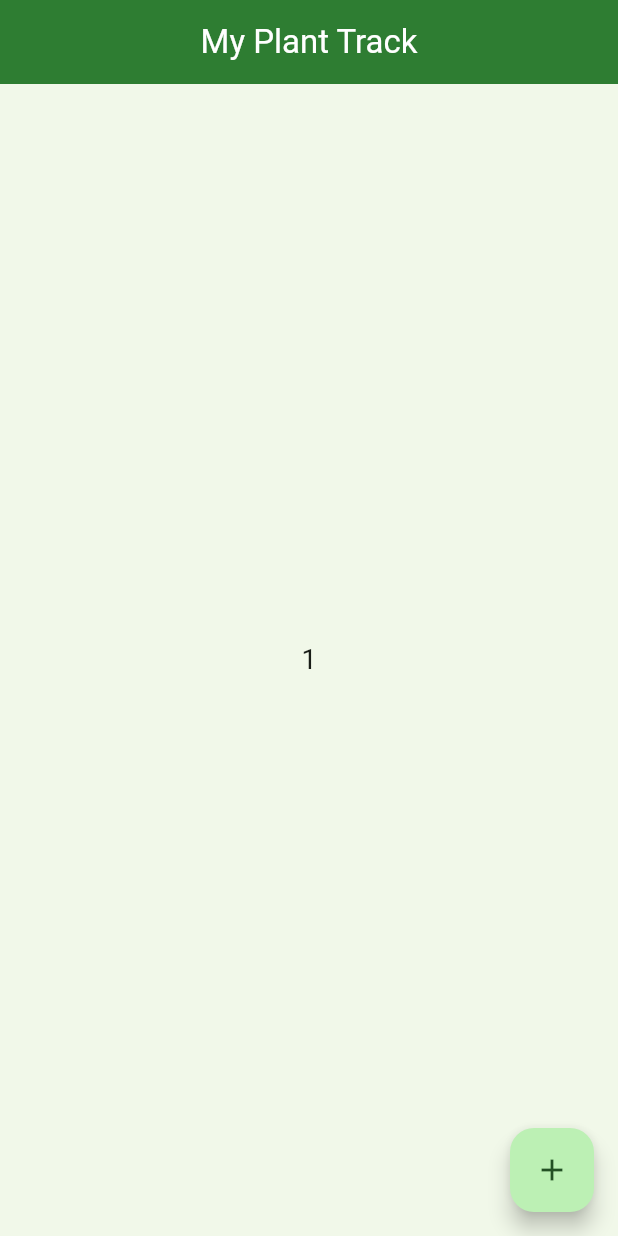
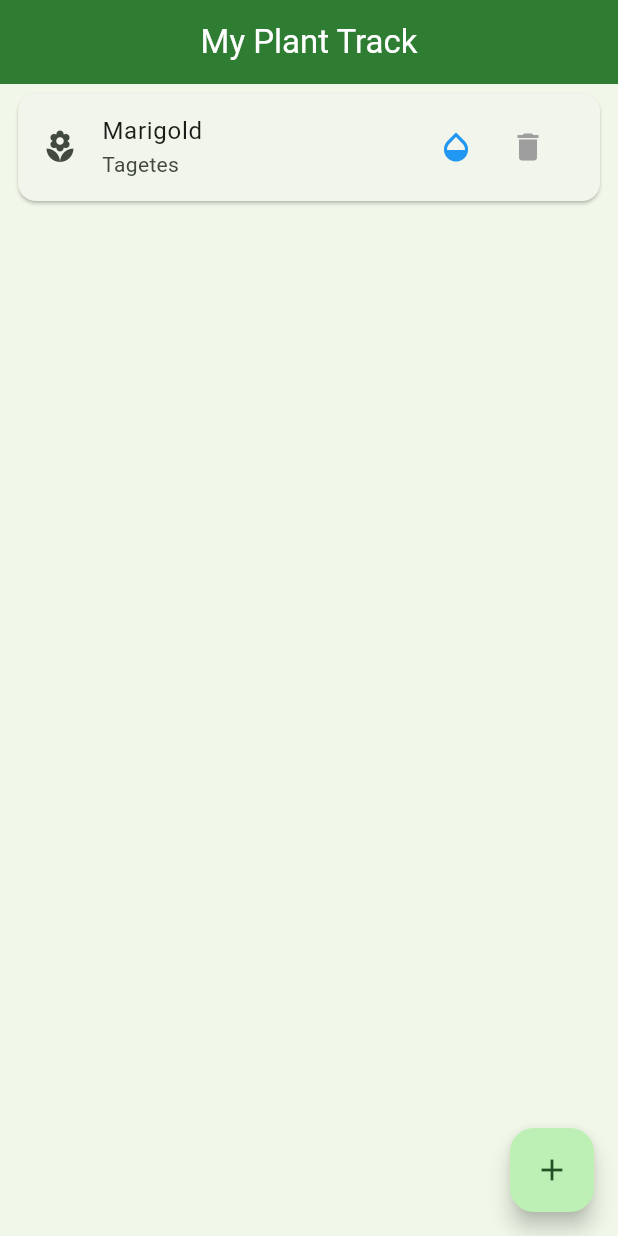
Before and after one commit to asadaly-dev/plant_tracker, a Flutter app: the screen it shows after launch, after a tap on the "add" icon, on a phone screen of 412 x 824 dp. Run offline on Flutter 3.47's test engine with Material 3 defaults, Android fonts, the phone set to English and light mode, and no system bars.

Commit message:
feat:built plant list UI with action buttons

```diff
--- a/lib/features/dashboard/dashboard_screen.dart
+++ b/lib/features/dashboard/dashboard_screen.dart
@@ -1,3 +1,5 @@
+import 'dart:math';
+
 import 'package:flutter/material.dart';
 import 'package:plant_tracker/core/constants.dart';
 import 'package:plant_tracker/features/dashboard/models/plant_model.dart';
@@ -9,7 +11,11 @@ class DashboardScreen extends StatelessWidget {
 
   @override
   Widget build(BuildContext context) {
+    final plantProvider = Provider.of<PlantProvider>(context);
+    final plants = plantProvider.plants;
+
     return Scaffold(
+
       backgroundColor: AppColors.backgroundLight,
       appBar: AppBar(
         title: const Text('My Plant Track'),
@@ -18,10 +24,28 @@ class DashboardScreen extends StatelessWidget {
         centerTitle: true,
       ),
       body: Center(
-        child: Text(
-          context.watch<PlantProvider>().plants.length.toString(),
-          style: TextStyle(fontSize: 18),
-        ),
+        child: ListView.builder(
+          itemCount: plants.length,
+          itemBuilder: (context, index) {
+          final plant = plants[index];
+          return Card(
+            margin: EdgeInsets.symmetric(horizontal: 12, vertical: 6),
+            child: ListTile(
+              leading: const Icon(Icons.local_florist),
+              title: Text(plant.name),
+              subtitle: Text(plant.species),
+              trailing: Row(mainAxisSize:MainAxisSize.min,
+              children: [
+                IconButton(onPressed: (){
+                  plantProvider.waterPlant(plant.id);
+                }, icon:Icon(Icons.opacity,color: Colors.blue,)),
+                IconButton(onPressed: (){
+                  plantProvider.deletePlant(plant.id);
+                }, icon:Icon(Icons.delete,color: Colors.grey,))
+              ],),
+            ),
+          );
+        } ,),
       ),
       floatingActionButton: FloatingActionButton(onPressed: (){
         final newPLant = Plant(id: DateTime.now().toString(), name: "Marigold", species: "Tagetes", waterIntervalDays: 2, lastWatered: DateTime.now());
--- a/lib/features/dashboard/providers/plant_provider.dart
+++ b/lib/features/dashboard/providers/plant_provider.dart
@@ -23,7 +23,8 @@ class PlantProvider extends ChangeNotifier {
     for (var i =0; i<_plants.length;i++)
       {
         if (_plants[i].id == plantId){
-          _plants.remove(i);
+          _plants.removeAt(i);
+          print('Deleted');
           break;
         }
       }
```
